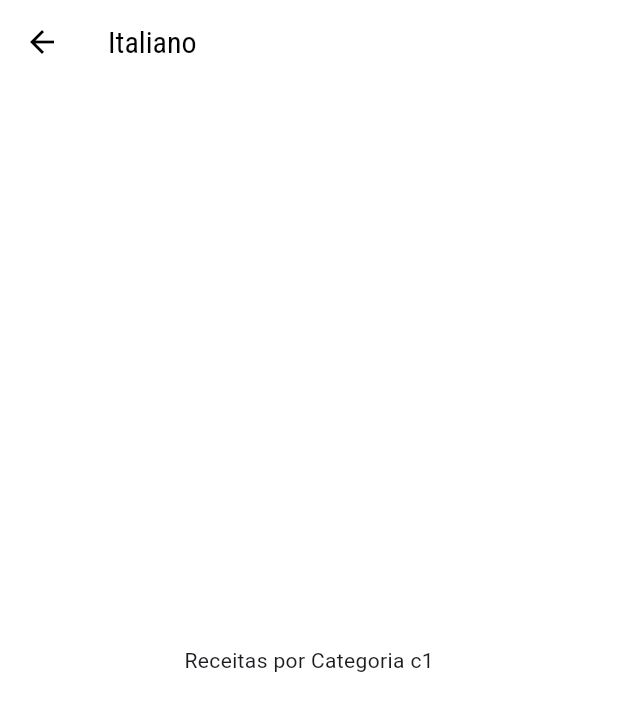
After one commit to Nedsonjr10/Meals-Flutter, a Flutter app: the screen it shows after launch, after a tap on "Italiano", on a phone screen of 412 x 824 dp. The commit adds this screen. Shown: the top 711 px of the screen. Run offline on Flutter 3.47's test engine with Material 3 defaults, Android fonts, the phone set to English and light mode, and no system bars.

Commit message:
Rotas nomeadas

```diff
--- a/lib/components/category_item.dart
+++ b/lib/components/category_item.dart
@@ -1,14 +1,26 @@
 import 'package:flutter/material.dart';
 import '../models/category.dart';
+import '../utils/app_routes.dart';
 
 class CategoryItem extends StatelessWidget {
   final Category category;
 
   const CategoryItem(this.category, {Key? key}) : super(key: key);
 
+  void _selectCategory(BuildContext context) {
+    Navigator.of(context).pushNamed(
+      AppRoutes.categoriesMeals,
+      arguments: category,
+    );
+  }
+
   @override
   Widget build(BuildContext context) {
-    return Container(
+    return InkWell(
+      onTap: () => _selectCategory(context),
+      splashColor: Theme.of(context).colorScheme.primary,
+      borderRadius: BorderRadius.circular(15),
+      child: Container(
         padding: const EdgeInsets.all(15),
         decoration: BoxDecoration(
           borderRadius: BorderRadius.circular(15),
@@ -23,7 +35,8 @@ class CategoryItem extends StatelessWidget {
         ),
         child: Text(
           category.title,
-        style: Theme.of(context).textTheme.titleLarge,
+          style: Theme.of(context).textTheme.headline6,
+        ),
       ),
     );
   }
--- a/lib/main.dart
+++ b/lib/main.dart
@@ -1,5 +1,7 @@
 import 'package:flutter/material.dart';
 import 'screens/categories_screen.dart';
+import 'screens/categories_meals_screen.dart';
+import 'utils/app_routes.dart';
 
 void main() {
   runApp(const MyApp());
@@ -26,7 +28,10 @@ class MyApp extends StatelessWidget {
               ),
             ),
       ),
-      home: const CategoriesScreen(),
+      routes: {
+        AppRoutes.home: (ctx) => const CategoriesScreen(),
+        AppRoutes.categoriesMeals: (ctx) => const CategoriesMealsScreen(),
+      },
     );
   }
 }
--- /dev/null
+++ b/lib/screens/categories_meals_screen.dart
@@ -0,0 +1,20 @@
+import 'package:flutter/material.dart';
+import '../models/category.dart';
+
+class CategoriesMealsScreen extends StatelessWidget {
+  const CategoriesMealsScreen({Key? key}) : super(key: key);
+
+  @override
+  Widget build(BuildContext context) {
+    final category = ModalRoute.of(context)!.settings.arguments as Category;
+
+    return Scaffold(
+      appBar: AppBar(
+        title: Text(category.title),
+      ),
+      body: Center(
+        child: Text('Receitas por Categoria ${category.id}'),
+      ),
+    );
+  }
+}
--- /dev/null
+++ b/lib/utils/app_routes.dart
@@ -0,0 +1,4 @@
+class AppRoutes {
+  static const home = '/';
+  static const categoriesMeals = '/categories-meals';
+}
```
Also changed, not shown: 1 other file. Lines whose indentation alone changed are shown as unchanged.
